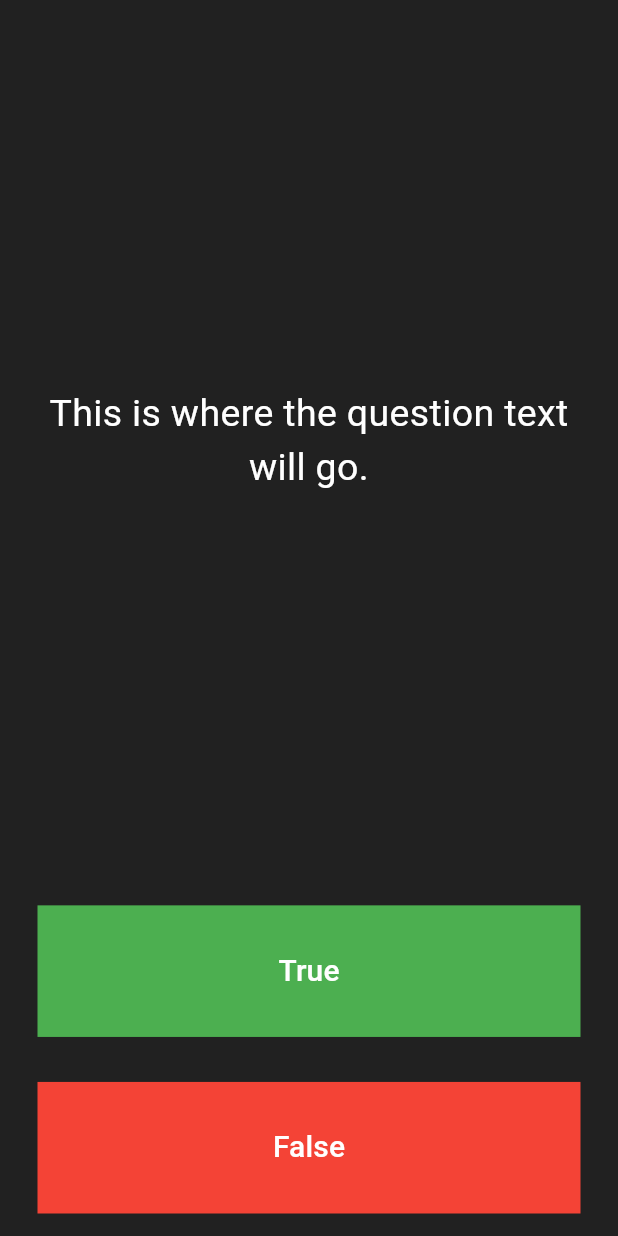
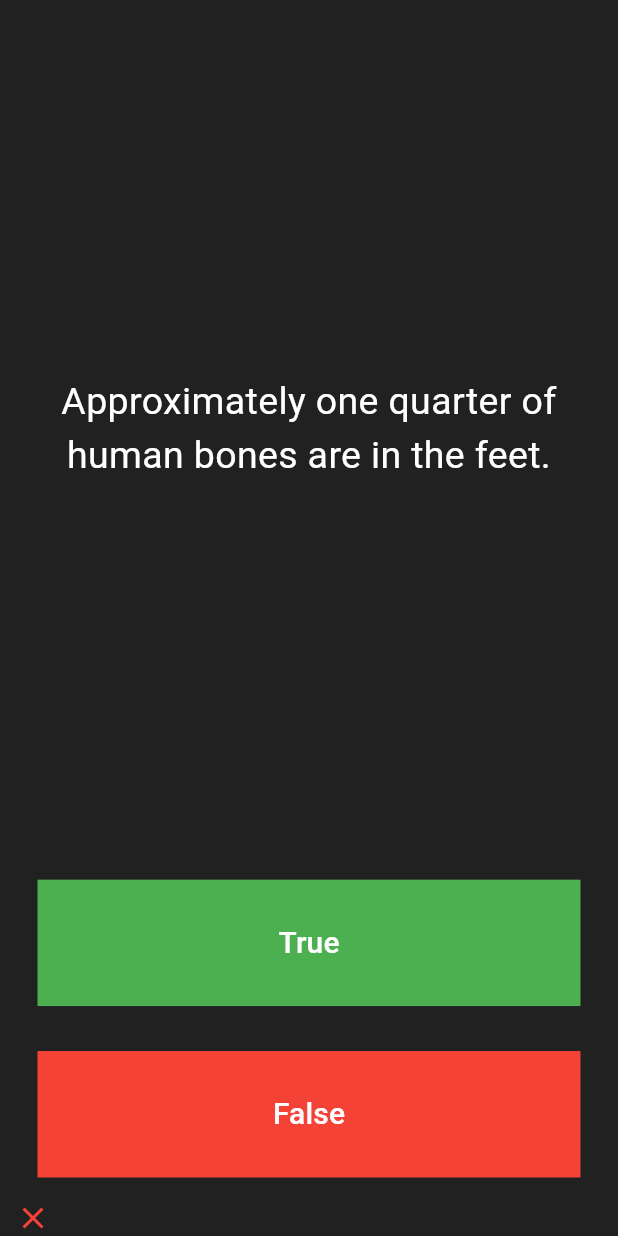
Before and after one commit to zhuikovda/quizzler, a Flutter app: the screen it shows after launch, after a tap on "True", on a phone screen of 412 x 824 dp. Run offline on Flutter 3.47's test engine with Material 3 defaults, Android fonts, the phone set to English and light mode, and no system bars.

Commit message:
init: L92

```diff
--- a/lib/main.dart
+++ b/lib/main.dart
@@ -29,21 +29,52 @@ class QuizPage extends StatefulWidget {
 }
 
 class _QuizPageState extends State<QuizPage> {
+  final List<Widget> _score = [];
+
+  final List<String> _questions = [
+    'You can lead a cow down stairs but not up stairs.',
+    'Approximately one quarter of human bones are in the feet.',
+    'A slug\'s blood is green.'
+  ];
+
+  final List<bool> _answers = [false, true, true];
+
+  int questionNumber = 0;
+
+  void _indexQuestion() {
+    questionNumber == _questions.length - 1
+        ? questionNumber = 0
+        : questionNumber++;
+  }
+
+  void scoreAnswer(bool arg) {
+    bool correctAnswer = _answers[questionNumber];
+    correctAnswer == arg
+        ? _score.add(const Icon(
+            Icons.check,
+            color: Colors.green,
+          ))
+        : _score.add(const Icon(
+            Icons.close,
+            color: Colors.red,
+          ));
+  }
+
   @override
   Widget build(BuildContext context) {
     return Column(
       mainAxisAlignment: MainAxisAlignment.spaceBetween,
       crossAxisAlignment: CrossAxisAlignment.stretch,
       children: <Widget>[
-        const Expanded(
+        Expanded(
           flex: 5,
           child: Padding(
-            padding: EdgeInsets.all(10.0),
+            padding: const EdgeInsets.all(10.0),
             child: Center(
               child: Text(
-                'This is where the question text will go.',
+                _questions[questionNumber],
                 textAlign: TextAlign.center,
-                style: TextStyle(
+                style: const TextStyle(
                   fontSize: 25.0,
                   color: Colors.white,
                 ),
@@ -55,7 +86,7 @@ class _QuizPageState extends State<QuizPage> {
           child: Padding(
             padding: const EdgeInsets.all(15.0),
             child: Container(
-              decoration: BoxDecoration(
+              decoration: const BoxDecoration(
                 color: Colors.green,
               ),
               child: TextButton(
@@ -68,6 +99,12 @@ class _QuizPageState extends State<QuizPage> {
                 ),
                 onPressed: () {
                   //The user picked true.
+                  scoreAnswer(true);
+                  setState(
+                    () {
+                      _indexQuestion();
+                    },
+                  );
                 },
               ),
             ),
@@ -77,7 +114,7 @@ class _QuizPageState extends State<QuizPage> {
           child: Padding(
             padding: const EdgeInsets.all(15.0),
             child: Container(
-              decoration: BoxDecoration(
+              decoration: const BoxDecoration(
                 color: Colors.red,
               ),
               child: TextButton(
@@ -89,12 +126,20 @@ class _QuizPageState extends State<QuizPage> {
                   ),
                 ),
                 onPressed: () {
-                  //The user picked false.
+                  scoreAnswer(false);
+                  setState(
+                    () {
+                      _indexQuestion();
+                    },
+                  );
                 },
               ),
             ),
           ),
         ),
+        Row(
+          children: _score,
+        )
         //TODO: Add a Row here as your score keeper
       ],
     );
```
Also changed, not shown: 1 other file.
